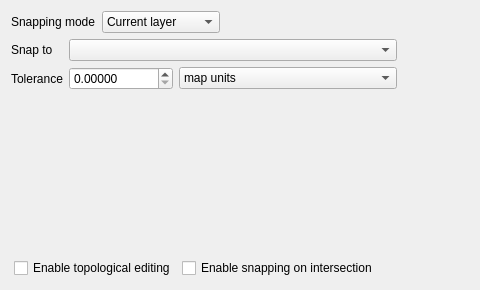
Before: the Qt Designer form src/ui/qgssnappingdialogbase.ui in qgis/QGIS, drawn with Qt 5; both pictures show x 0 to 480 and y 0 to 290 of the 798 by 290 pixel window.
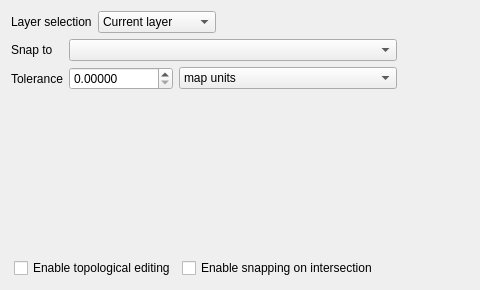
After: the same form once the commit is applied.

Commit message: rename "snapping mode" option (#3222)

```diff
--- a/src/ui/qgssnappingdialogbase.ui
+++ b/src/ui/qgssnappingdialogbase.ui
@@ -19,7 +19,7 @@
      <item>
       <widget class="QLabel" name="label">
        <property name="text">
-        <string>Snapping mode</string>
+        <string>Layer selection</string>
        </property>
       </widget>
      </item>
```
